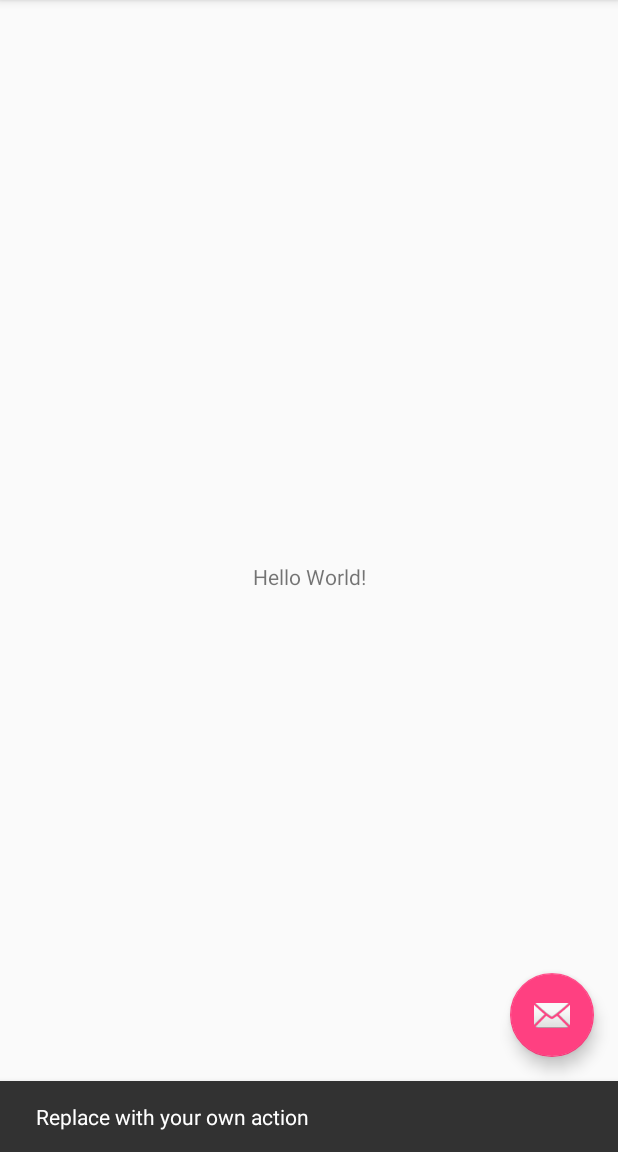
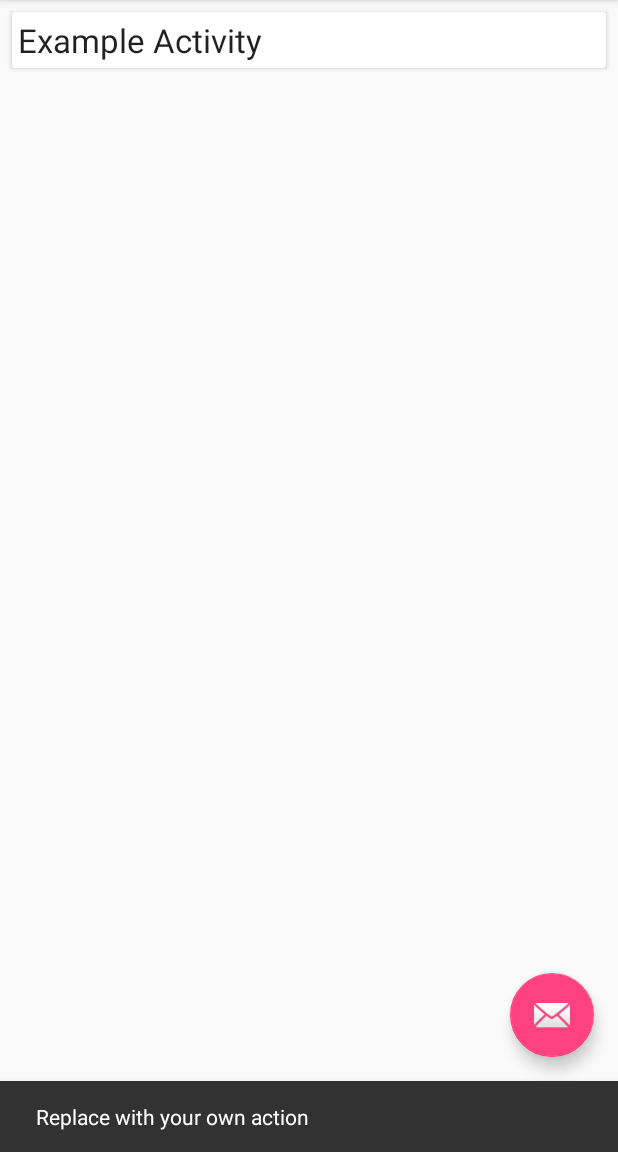
Before and after one commit to pankajnimgade/ConfigureBuilds, an Android app: the screen it shows after launch (MainActivity), after a tap on an icon or button, on a phone screen of 412 x 824 dp, the part 84-1236 px from its top. Run offline under Robolectric (Android 15) with nearby library versions, the phone set to English and light mode, and no system bars.

Commit message:
added example

```diff
--- a/app/src/main/java/configure/test/configurebuilds/MainActivity.kt
+++ b/app/src/main/java/configure/test/configurebuilds/MainActivity.kt
@@ -1,15 +1,22 @@
 package configure.test.configurebuilds
 
+import android.content.Context
+import android.content.Intent
 import android.os.Bundle
 import android.support.design.widget.Snackbar
 import android.support.v7.app.AppCompatActivity
-import android.view.Menu
-import android.view.MenuItem
-import com.squareup.picasso.Picasso
-import configure.test.submodulemylibrary.SubModuleMainActivity
+import android.support.v7.widget.CardView
+import android.support.v7.widget.LinearLayoutManager
+import android.support.v7.widget.RecyclerView
+import android.view.*
+import android.widget.TextView
+import configure.test.configurebuilds.activities.ExampleActivity
+import configure.test.configurebuilds.application.model.ActivityItem
 import kotlinx.android.synthetic.main.activity_main.*
 
 class MainActivity : AppCompatActivity() {
+
+    private lateinit var listRecyclerView: RecyclerView
 
     override fun onCreate(savedInstanceState: Bundle?) {
         super.onCreate(savedInstanceState)
@@ -25,9 +32,12 @@ class MainActivity : AppCompatActivity() {
     }
 
     private fun initialize() {
-        var picasso: Picasso
-        val subModuleMainActivity: SubModuleMainActivity
+        listRecyclerView = findViewById(R.id.MainActivity_activity_RecyclerView)
+        listRecyclerView.layoutManager = LinearLayoutManager(this)
 
+        val adapter = ActivityItemAdapter(this, ActivityItem.getActivityItemList())
+        listRecyclerView.adapter = adapter
+        adapter.notifyDataSetChanged()
     }
 
     override fun onCreateOptionsMenu(menu: Menu): Boolean {
@@ -45,4 +55,35 @@ class MainActivity : AppCompatActivity() {
             else -> super.onOptionsItemSelected(item)
         }
     }
+
+    class ActivityItemAdapter(val context: Context,
+                              val list: List<ActivityItem>) :
+            RecyclerView.Adapter<ActivityItemAdapter.ActivityItemViewHolder>() {
+
+        private val layoutInflater = LayoutInflater.from(context)
+
+        override fun onCreateViewHolder(parent: ViewGroup, viewType: Int): ActivityItemViewHolder {
+            val view = layoutInflater.inflate(R.layout.single_activity_item, parent, false)
+            return ActivityItemViewHolder(view)
+        }
+
+        override fun getItemCount(): Int {
+            return list.size
+        }
+
+        override fun onBindViewHolder(holder: ActivityItemViewHolder, position: Int) {
+            val activityItem = list[position]
+            holder.title.text = activityItem.activityName
+            holder.rootLayout.setOnClickListener {
+                context.startActivity(Intent(context, ExampleActivity::class.java))
+            }
+        }
+
+
+        class ActivityItemViewHolder(itemView: View?) : RecyclerView.ViewHolder(itemView) {
+            val rootLayout: CardView = itemView!!.findViewById(R.id
+                    .single_activity_item_root_CardView)
+            val title: TextView = itemView!!.findViewById(R.id.single_activity_item_name_textView)
+        }
+    }
 }
--- /dev/null
+++ b/app/src/main/java/configure/test/configurebuilds/application/model/ActivityItem.kt
@@ -0,0 +1,19 @@
+package configure.test.configurebuilds.application.model
+
+import android.app.Activity
+import configure.test.configurebuilds.activities.ExampleActivity
+
+/**
+ * Created by Pankaj Nimgade on 3/11/2018.
+ */
+class ActivityItem(val activityClass: Class<out Activity>, val activityName: String) {
+
+
+    companion object {
+        fun getActivityItemList(): List<ActivityItem> {
+            val list = mutableListOf<ActivityItem>()
+            list.add(ActivityItem(ExampleActivity::class.java, "Example Activity"))
+            return list
+        }
+    }
+}
--- a/app/src/main/res/layout/content_main.xml
+++ b/app/src/main/res/layout/content_main.xml
@@ -8,13 +8,14 @@
     tools:context="configure.test.configurebuilds.MainActivity"
     tools:showIn="@layout/activity_main">
 
-    <TextView
-        android:layout_width="wrap_content"
-        android:layout_height="wrap_content"
-        android:text="Hello World!"
+
+    <android.support.v7.widget.RecyclerView
+        android:id="@+id/MainActivity_activity_RecyclerView"
+        android:layout_width="0dp"
+        android:layout_height="0dp"
+        android:layout_margin="4dp"
         app:layout_constraintBottom_toBottomOf="parent"
-        app:layout_constraintLeft_toLeftOf="parent"
-        app:layout_constraintRight_toRightOf="parent"
+        app:layout_constraintEnd_toEndOf="parent"
+        app:layout_constraintStart_toStartOf="parent"
         app:layout_constraintTop_toTopOf="parent" />
-
 </android.support.constraint.ConstraintLayout>
--- /dev/null
+++ b/app/src/main/res/layout/single_activity_item.xml
@@ -0,0 +1,17 @@
+<?xml version="1.0" encoding="utf-8"?>
+<android.support.v7.widget.CardView xmlns:android="http://schemas.android.com/apk/res/android"
+    xmlns:tools="http://schemas.android.com/tools"
+    android:id="@+id/single_activity_item_root_CardView"
+    android:layout_width="match_parent"
+    android:layout_height="wrap_content"
+    android:layout_margin="4dp"
+    tools:context=".MainActivity">
+
+    <TextView
+        android:id="@+id/single_activity_item_name_textView"
+        android:layout_width="match_parent"
+        android:layout_height="wrap_content"
+        android:layout_margin="4dp"
+        android:text="TextView"
+        android:textAppearance="@style/TextAppearance.AppCompat.Large" />
+</android.support.v7.widget.CardView>
--- a/app/src/main/res/values/strings.xml
+++ b/app/src/main/res/values/strings.xml
@@ -1,4 +1,5 @@
 <resources>
     <string name="app_name">ConfigureBuilds</string>
     <string name="action_settings">Settings</string>
+    <string name="title_activity_example">ExampleActivity</string>
 </resources>
```
Also changed, not shown: app/build.gradle (+30 -13 lines), app/src/main/AndroidManifest.xml (+9 -0 lines), app/src/main/java/configure/test/configurebuilds/activities/ExampleActivity.kt (added, +24 -0 lines), app/src/main/java/configure/test/configurebuilds/application/StartUp.java (added, +10 -0 lines), app/src/main/res/layout/activity_example.xml (added, +33 -0 lines), app/src/main/res/layout/content_example.xml (added, +11 -0 lines), submodulemylibrary/build.gradle (+10 -8 lines), 2 other files.
